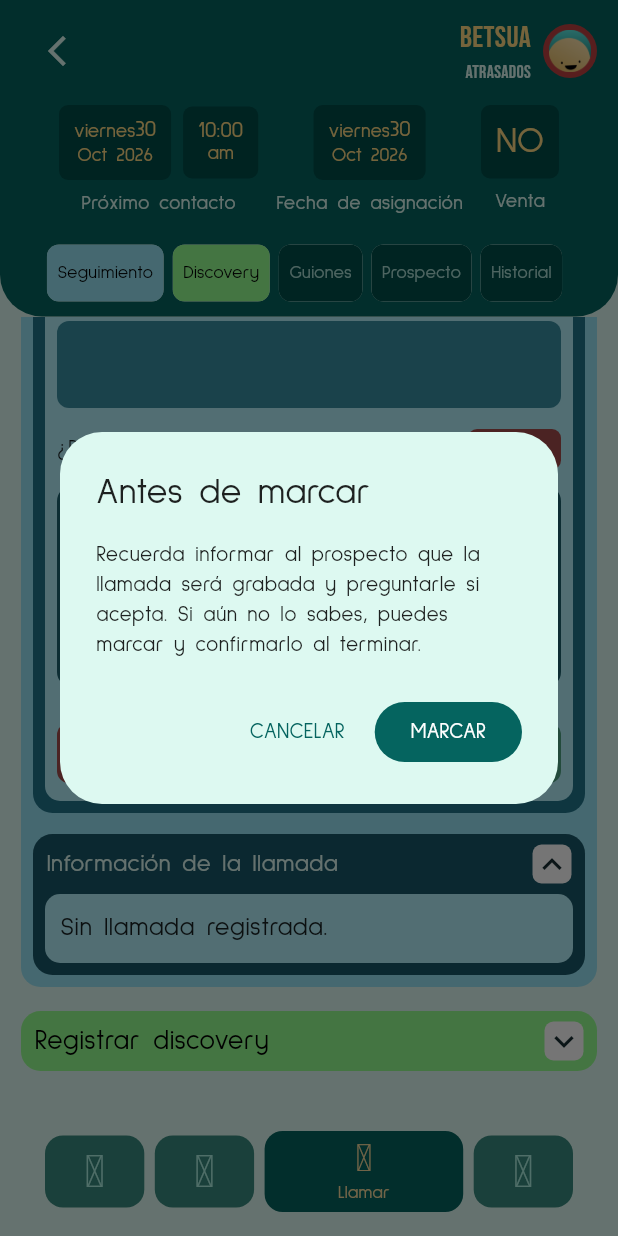
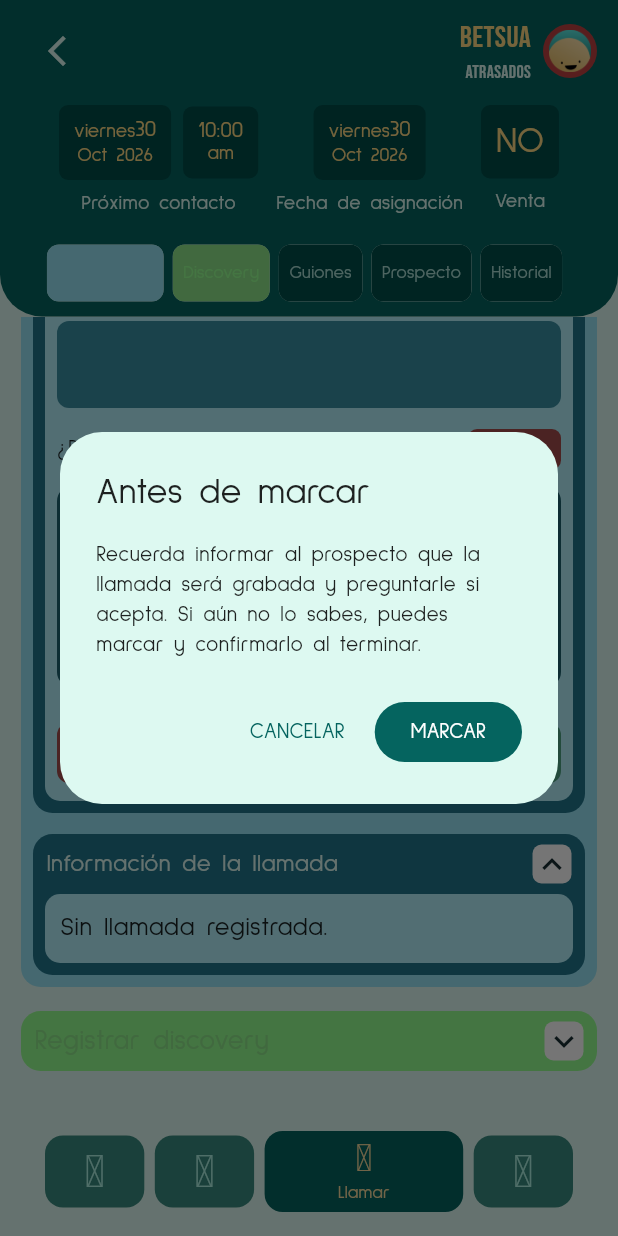
Before and after one commit to alonso170000/callapp_alonso, a Flutter app: the ProspectDetailScreen screen opened directly with sample values from the repository, item 3 of the bottom bar chosen, scrolled down 361 dp, on a phone screen of 412 x 824 dp. Run offline on Flutter 3.47's test engine with Material 3 defaults, Android fonts, the phone set to English and light mode, and no system bars; our stand-ins replace fluentui_system_icons, flutter_local_notifications, flutter_secure_storage, go_router, iconsax_flutter, sqflite and 1 more; accounts and stored records are empty.

Commit message:
se mejora diseño del detalle de prospecto

```diff
--- a/lib/presentation/widgets/agenda/agenda_activity_detail.dart
+++ b/lib/presentation/widgets/agenda/agenda_activity_detail.dart
@@ -391,8 +391,8 @@
         onPressed: onPressed,
         style: OutlinedButton.styleFrom(
           minimumSize: const Size(0, 52),
-          backgroundColor: palette.secondaryActionFill,
-          foregroundColor: palette.secondaryActionForeground,
+          backgroundColor: palette.secondaryActionForeground,
+          foregroundColor: palette.secondaryActionFill,
           side: BorderSide.none,
           shape: RoundedRectangleBorder(
             borderRadius: BorderRadius.circular(13),
--- a/lib/presentation/widgets/prospects/call_script_components.dart
+++ b/lib/presentation/widgets/prospects/call_script_components.dart
@@ -70,7 +70,7 @@
     child: Text(
       text,
       style: const TextStyle(
-        color: Colors.white,
+        color: Colors.black,
         fontFamily: 'SulphurPoint',
         fontSize: 15,
         height: 1.45,
@@ -158,7 +158,7 @@
                 Text(
                   '${items[i]}${i < items.length - 1 ? separator : ''}',
                   style: const TextStyle(
-                    color: Colors.white,
+                    color: Colors.black,
                     fontFamily: 'SulphurPoint',
                     fontSize: 14,
                   ),
--- a/lib/presentation/widgets/prospects/prospect_call_information.dart
+++ b/lib/presentation/widgets/prospects/prospect_call_information.dart
@@ -56,7 +56,7 @@
     final callAt = prospect.lastCallAt;
     return ProspectDetailPanel(
       title: 'Información de la llamada',
-      color: const Color(0xFF195768),
+      color: const Color.fromARGB(255, 33, 117, 140),
       nested: true,
       initiallyExpanded: true,
       child: Container(
--- a/lib/presentation/widgets/prospects/prospect_detail_widgets.dart
+++ b/lib/presentation/widgets/prospects/prospect_detail_widgets.dart
@@ -1,3 +1,4 @@
+import 'package:callerapp_frontend/presentation/screens/screens.dart';
 import 'package:flutter/material.dart';
 import 'package:callerapp_frontend/presentation/models/prospect_models.dart';
 import 'package:callerapp_frontend/presentation/widgets/prospects/prospect_avatar_badge.dart';
@@ -33,11 +34,11 @@
   };
 
   Color ink(AppPalette palette) => switch (this) {
-    ProspectSection.followUp => palette.insertFollowUpInk,
-    ProspectSection.discovery => palette.insertDiscoveryInk,
-    ProspectSection.scripts => palette.insertScriptsInk,
-    ProspectSection.data => palette.insertDataInk,
-    ProspectSection.history => palette.insertHistoryInk,
+    ProspectSection.followUp => palette.chipFollowUp,
+    ProspectSection.discovery => palette.chipDiscovery,
+    ProspectSection.scripts => palette.chipScripts,
+    ProspectSection.data => palette.chipData,
+    ProspectSection.history => palette.chipHistory,
   };
 }
 
@@ -281,12 +282,12 @@
                             horizontal: 7,
                           ),
                           backgroundColor: palette.headerChipFill,
-                          selectedColor: section.fill(palette),
+                          selectedColor: section.ink(palette),
                           labelStyle: TextStyle(
                             fontFamily: 'SulphurPoint',
                             fontSize: 12,
                             color: selected.contains(section.label)
-                                ? section.ink(palette)
+                                ? section.fill(palette)
                                 : palette.headerChipForeground,
                           ),
                         ),
--- a/lib/presentation/widgets/prospects/prospect_follow_up_call_script.dart
+++ b/lib/presentation/widgets/prospects/prospect_follow_up_call_script.dart
@@ -23,7 +23,14 @@
   Widget _benefitList(CallScriptBenefitGroup group, Color color) => Column(
     crossAxisAlignment: CrossAxisAlignment.start,
     children: [
-      Text(group.title, style: const TextStyle(fontSize: 14)),
+      Text(
+        group.title,
+        style: const TextStyle(
+          fontSize: 16,
+          color: Color.fromARGB(255, 252, 252, 252),
+          fontWeight: FontWeight.w700,
+        ),
+      ),
       const SizedBox(height: 12),
       CallScriptBenefits(items: group.items, color: color),
     ],
--- a/lib/presentation/widgets/prospects/prospect_follow_up_form.dart
+++ b/lib/presentation/widgets/prospects/prospect_follow_up_form.dart
@@ -704,10 +704,10 @@
     }
     if (_contextError != null) {
       return Container(
-        margin: const EdgeInsets.only(top: 6, bottom: 8),
-        padding: const EdgeInsets.all(10),
+        margin: const EdgeInsets.only(top: 8, bottom: 8),
+        padding: const EdgeInsets.only(top: 14, right: 14, left: 14),
         decoration: BoxDecoration(
-          color: AppPalette.of(context).errorSurfaceFill,
+          color: Color(0xFFA34D4D),
           borderRadius: BorderRadius.circular(10),
         ),
         child: Column(
@@ -721,7 +721,13 @@
                 });
                 _loadActivityContext();
               },
-              child: const Text('REINTENTAR'),
+              child: Text(
+                'REINTENTAR',
+                style: TextStyle(
+                  fontWeight: FontWeight.bold,
+                  color: AppColors.accentColor,
+                ),
+              ),
             ),
           ],
         ),
--- a/lib/resources/colors/colors.dart
+++ b/lib/resources/colors/colors.dart
@@ -4,8 +4,8 @@
   // Paleta compartida de los guiones de llamada.
   static const Color scriptPanel = Color(0xFF786B20);
   static const Color scriptBackground = Color(0xFFFFFBC6);
-  static const Color scriptSpeech = Color(0xFF8B8329);
-  static const Color scriptNote = Color(0xFFF3E6A0);
+  static const Color scriptSpeech = Color.fromARGB(255, 255, 247, 158);
+  static const Color scriptNote = Color.fromARGB(255, 150, 134, 43);
   static const Color scriptServiceHeader = Color(0xFF62352D);
   static const Color scriptHeading = Color(0xFF665000);
   static const Color scriptPositive = Color(0xFF006B4F);
@@ -17,7 +17,7 @@
   static const Color scriptIncludes = Color(0xFF9BF5EB);
   static const Color scriptCheck = Color(0xFF006B61);
   static const Color scriptBenefitText = Color(0xFF243C32);
-  static const Color scriptNoteText = Color(0xFF413402);
+  static const Color scriptNoteText = Color(0xFFFFFBC6);
 
   static const Color loginBackground = Color(0xFFE0FFF9);
   static const Color loginField = Color(0xFF439D98);
--- a/lib/resources/styles/app_palette.dart
+++ b/lib/resources/styles/app_palette.dart
@@ -46,14 +46,19 @@
     required this.headerChipForeground,
     required this.headerForeground,
     required this.insertFollowUpFill,
+    required this.chipFollowUp,
     required this.insertFollowUpInk,
     required this.insertDiscoveryFill,
+    required this.chipDiscovery,
     required this.insertDiscoveryInk,
     required this.insertScriptsFill,
+    required this.chipScripts,
     required this.insertScriptsInk,
     required this.insertDataFill,
+    required this.chipData,
     required this.insertDataInk,
     required this.insertHistoryFill,
+    required this.chipHistory,
     required this.insertHistoryInk,
     required this.panelArrowFill,
     required this.panelArrowForeground,
@@ -140,14 +145,19 @@
   /// Tarjetas de cada sección del detalle. El relleno es el color de la
   /// sección y [insert*Ink] el texto que va encima.
   final Color insertFollowUpFill;
+  final Color chipFollowUp;
   final Color insertFollowUpInk;
   final Color insertDiscoveryFill;
+  final Color chipDiscovery;
   final Color insertDiscoveryInk;
   final Color insertScriptsFill;
+  final Color chipScripts;
   final Color insertScriptsInk;
   final Color insertDataFill;
+  final Color chipData;
   final Color insertDataInk;
   final Color insertHistoryFill;
+  final Color chipHistory;
   final Color insertHistoryInk;
 
   /// Botón de plegado de los paneles del detalle.
@@ -230,14 +240,19 @@
     headerChipForeground: Color(0xFFA9DCD3),
     headerForeground: AppColors.homeBackground,
     insertFollowUpFill: Color(0xFF96E3F4),
+    chipFollowUp: Color(0xFF96E3F4),
     insertFollowUpInk: Colors.black,
     insertDiscoveryFill: Color(0xFF95FF90),
+    chipDiscovery: Color(0xFF8DE58A),
     insertDiscoveryInk: Colors.black,
     insertScriptsFill: Color(0xFFFFF18A),
+    chipScripts: Color(0xFFFFF18A),
     insertScriptsInk: Colors.black,
     insertDataFill: Color(0xFFFF929C),
+    chipData: Color(0xFFFF929C),
     insertDataInk: Colors.black,
     insertHistoryFill: Color(0xFFCE82F3),
+    chipHistory: Color.fromARGB(255, 225, 166, 255),
     insertHistoryInk: Colors.black,
     panelArrowFill: AppColors.whiteColor,
     panelArrowForeground: Color(0xFF172D33),
@@ -294,8 +309,8 @@
     chipSelectedFill: Color(0xFF91E5D6),
     chipSelectedForeground: Color(0xFF06211D),
     chipBorder: Color(0xFF3C6F66),
-    secondaryActionFill: Color(0xFF14514A),
-    secondaryActionForeground: Color(0xFFCFF7EE),
+    secondaryActionFill: Color(0xFFCFF7EE),
+    secondaryActionForeground: Color(0xFF398C80),
     iconChipFill: Color(0x2EFFFFFF),
     iconChipForeground: Color(0xFF91E5D6),
     warmBannerFill: Color(0xFF3A3320),
@@ -306,14 +321,19 @@
     headerChipForeground: Color(0xFFA9DCD3),
     headerForeground: Color(0xFFD6EFE8),
     insertFollowUpFill: Color.fromARGB(255, 20, 72, 85),
+    chipFollowUp: Color(0xFF96E3F4),
     insertFollowUpInk: Color(0xFFCDEFFA),
-    insertDiscoveryFill: Color(0xFF8DE58A),
+    insertDiscoveryFill: Color.fromARGB(255, 4, 99, 69),
+    chipDiscovery: Color(0xFF8DE58A),
     insertDiscoveryInk: Color(0xFF123B1B),
-    insertScriptsFill: Color(0xFFE8D96F),
+    insertScriptsFill: Color.fromARGB(255, 72, 64, 2),
+    chipScripts: Color(0xFFFFF18A),
     insertScriptsInk: Color(0xFF403A12),
-    insertDataFill: Color(0xFFE9828B),
+    insertDataFill: Color.fromARGB(255, 130, 31, 39),
+    chipData:Color(0xFFFF929C),
     insertDataInk: Color(0xFF4A171C),
-    insertHistoryFill: Color(0xFFC278E6),
+    insertHistoryFill: Color.fromARGB(255, 77, 36, 97),
+    chipHistory: Color.fromARGB(255, 204, 135, 238),
     insertHistoryInk: Color(0xFF351441),
     panelArrowFill: Color(0x2EFFFFFF),
     panelArrowForeground: Color(0xFF91E5D6),
@@ -328,12 +348,12 @@
     historySurfaceFill: Color(0xFF33203E),
     historySurfaceInk: Color(0xFFEFD3FA),
     fieldErrorInk: Color(0xFF8B1116),
-    errorSurfaceFill: Color(0xFF3A1F22),
+    errorSurfaceFill: Color.fromARGB(255, 124, 66, 73),
     noticeSurfaceFill: Color(0xFF3A3320),
     noticeSurfaceInk: Color(0xFFFFE6A8),
     historyCardFill: Color(0xFF3D2551),
     historyCardInk: Color(0xFFEFD3FA),
-    scriptSurfaceFill: Color(0xFF2F2A12),
+    scriptSurfaceFill: Color.fromARGB(255, 168, 152, 72),
     scriptSurfaceInk: Color(0xFFF0E2A6),
     textColor: AppColors.textDarkColor,
   );
@@ -382,14 +402,19 @@
     Color? headerChipForeground,
     Color? headerForeground,
     Color? insertFollowUpFill,
+    Color? chipFollowUp,
     Color? insertFollowUpInk,
     Color? insertDiscoveryFill,
+    Color? chipDiscovery,
     Color? insertDiscoveryInk,
     Color? insertScriptsFill,
+    Color? chipScripts,
     Color? insertScriptsInk,
     Color? insertDataFill,
+    Color? chipData,
     Color? insertDataInk,
     Color? insertHistoryFill,
+    Color? chipHistory,
     Color? insertHistoryInk,
     Color? panelArrowFill,
     Color? panelArrowForeground,
@@ -454,14 +479,19 @@
     headerChipForeground: headerChipForeground ?? this.headerChipForeground,
     headerForeground: headerForeground ?? this.headerForeground,
     insertFollowUpFill: insertFollowUpFill ?? this.insertFollowUpFill,
+    chipFollowUp: chipFollowUp ?? this.chipFollowUp,
     insertFollowUpInk: insertFollowUpInk ?? this.insertFollowUpInk,
     insertDiscoveryFill: insertDiscoveryFill ?? this.insertDiscoveryFill,
+    chipDiscovery: chipDiscovery ?? this.chipDiscovery,
     insertDiscoveryInk: insertDiscoveryInk ?? this.insertDiscoveryInk,
     insertScriptsFill: insertScriptsFill ?? this.insertScriptsFill,
+    chipScripts: chipScripts ?? this.chipScripts,
     insertScriptsInk: insertScriptsInk ?? this.insertScriptsInk,
     insertDataFill: insertDataFill ?? this.insertDataFill,
+    chipData: chipData ?? this.chipData,
     insertDataInk: insertDataInk ?? this.insertDataInk,
     insertHistoryFill: insertHistoryFill ?? this.insertHistoryFill,
+    chipHistory: chipHistory ?? this.chipHistory,
     insertHistoryInk: insertHistoryInk ?? this.insertHistoryInk,
     panelArrowFill: panelArrowFill ?? this.panelArrowFill,
     panelArrowForeground: panelArrowForeground ?? this.panelArrowForeground,
@@ -548,14 +578,19 @@
       ),
       headerForeground: mix(headerForeground, other.headerForeground),
       insertFollowUpFill: mix(insertFollowUpFill, other.insertFollowUpFill),
+      chipFollowUp: mix(chipFollowUp, other.chipFollowUp),
       insertFollowUpInk: mix(insertFollowUpInk, other.insertFollowUpInk),
       insertDiscoveryFill: mix(insertDiscoveryFill, other.insertDiscoveryFill),
+      chipDiscovery: mix(chipDiscovery, other.chipDiscovery),
       insertDiscoveryInk: mix(insertDiscoveryInk, other.insertDiscoveryInk),
       insertScriptsFill: mix(insertScriptsFill, other.insertScriptsFill),
+      chipScripts: mix(chipScripts, other.chipScripts),
       insertScriptsInk: mix(insertScriptsInk, other.insertScriptsInk),
       insertDataFill: mix(insertDataFill, other.insertDataFill),
+      chipData: mix(chipData, other.chipData),
       insertDataInk: mix(insertDataInk, other.insertDataInk),
       insertHistoryFill: mix(insertHistoryFill, other.insertHistoryFill),
+      chipHistory: mix(chipHistory, other.chipHistory),
       insertHistoryInk: mix(insertHistoryInk, other.insertHistoryInk),
       panelArrowFill: mix(panelArrowFill, other.panelArrowFill),
       panelArrowForeground: mix(
```
